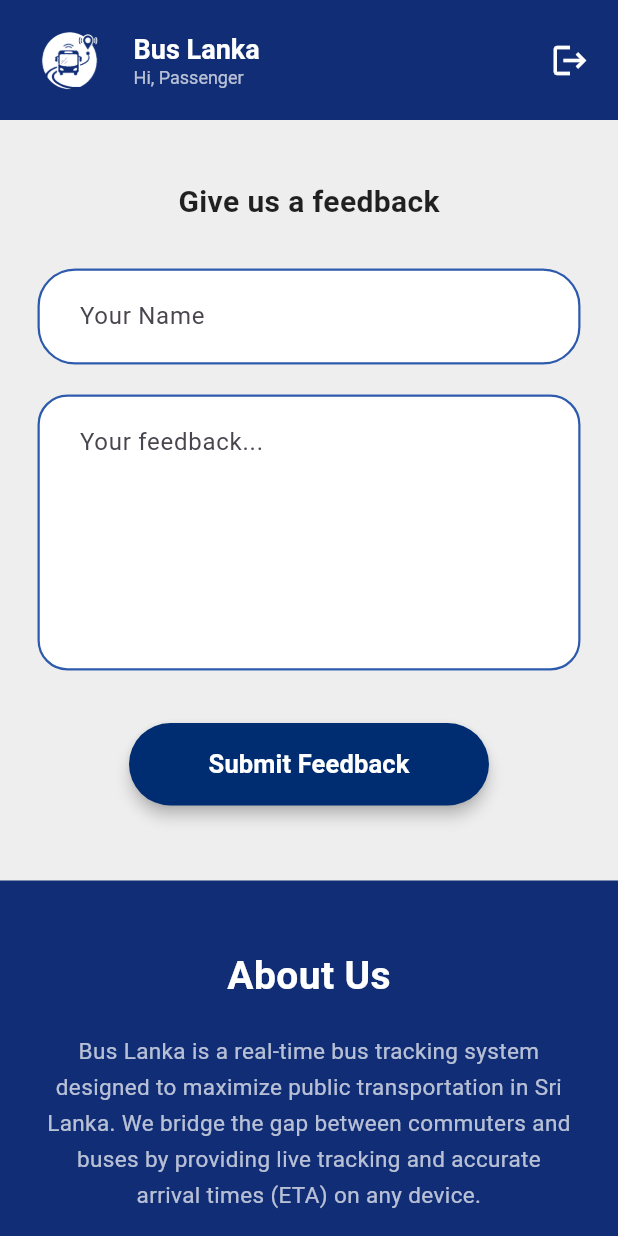
After one commit to theekshana-git/BusLanka---Smart-Transport-Tracker, a Flutter app: the FeedbackPage screen opened directly, on a phone screen of 412 x 824 dp. The commit adds this screen. Run offline on Flutter 3.47's test engine with Material 3 defaults, Android fonts, the phone set to English and light mode, and no system bars; our stand-ins replace cloud_firestore, firebase_auth, firebase_core, geolocator, google_maps_flutter; missing offline and left inert: flutter_polyline_points; accounts and stored records are empty.

Commit message:
feat: add contact us and feedback screens with footer navigation

```diff
--- /dev/null
+++ b/lib/screens/feedback.dart
@@ -0,0 +1,195 @@
+import 'package:flutter/material.dart';
+
+class FeedbackPage extends StatelessWidget {
+  FeedbackPage({super.key});
+
+  final TextEditingController nameController = TextEditingController();
+  final TextEditingController feedbackController = TextEditingController();
+
+  static const Color primaryBlue = Color(0xFF112D75);
+  final Color borderBlue = const Color(0xFF2E5AAC);
+
+  @override
+  Widget build(BuildContext context) {
+    return Scaffold(
+      backgroundColor: Colors.grey[200],
+      appBar: AppBar(
+        backgroundColor: primaryBlue,
+        elevation: 0,
+        toolbarHeight: 80,
+        automaticallyImplyLeading: false,
+
+        /// --- APP BAR LOGO & TEXT ---
+        title: Row(
+          children: [
+            Image.asset(
+              'assets/white.png',
+              height: 50,
+              errorBuilder: (c, e, s) =>
+                  const Icon(Icons.bus_alert, color: Colors.white, size: 40),
+            ),
+            const SizedBox(width: 12),
+            const Column(
+              crossAxisAlignment: CrossAxisAlignment.start,
+              mainAxisAlignment: MainAxisAlignment.center,
+              children: [
+                Text(
+                  'Bus Lanka',
+                  style: TextStyle(
+                    fontSize: 18,
+                    fontWeight: FontWeight.bold,
+                    color: Colors.white,
+                  ),
+                ),
+                Text(
+                  'Hi, Passenger',
+                  style: TextStyle(fontSize: 12, color: Colors.white70),
+                ),
+              ],
+            ),
+          ],
+        ),
+        actions: [
+          /// --- CLEAN LOGOUT BUTTON ---
+          IconButton(
+            onPressed: () => Navigator.pop(context),
+            icon: const Icon(Icons.logout, color: Colors.white, size: 26),
+            tooltip: 'Log Out',
+          ),
+          const SizedBox(width: 8),
+        ],
+      ),
+      body: LayoutBuilder(
+        builder: (context, constraints) {
+          return SingleChildScrollView(
+            child: ConstrainedBox(
+              constraints: BoxConstraints(minHeight: constraints.maxHeight),
+              child: IntrinsicHeight(
+                child: Column(
+                  children: [
+                    const SizedBox(height: 40),
+                    const Text(
+                      "Give us a feedback",
+                      style: TextStyle(
+                        fontSize: 20,
+                        fontWeight: FontWeight.bold,
+                        color: Colors.black87,
+                      ),
+                    ),
+                    const SizedBox(height: 30),
+
+                    /// NAME FIELD
+                    Padding(
+                      padding: const EdgeInsets.symmetric(horizontal: 25),
+                      child: TextField(
+                        controller: nameController,
+                        decoration: _inputDecoration("Your Name", 25),
+                      ),
+                    ),
+                    const SizedBox(height: 20),
+
+                    /// FEEDBACK FIELD
+                    Padding(
+                      padding: const EdgeInsets.symmetric(horizontal: 25),
+                      child: TextField(
+                        controller: feedbackController,
+                        maxLines: 6,
+                        decoration: _inputDecoration("Your feedback...", 20),
+                      ),
+                    ),
+                    const SizedBox(height: 35),
+
+                    /// SUBMIT BUTTON
+                    SizedBox(
+                      width: 240,
+                      height: 55,
+                      child: ElevatedButton(
+                        style: ElevatedButton.styleFrom(
+                          backgroundColor: const Color(
+                            0xFF002D72,
+                          ), // Deeper blue like image
+                          foregroundColor: Colors.white,
+                          elevation: 4,
+                          shape: RoundedRectangleBorder(
+                            borderRadius: BorderRadius.circular(30),
+                          ),
+                        ),
+                        onPressed: () {
+                          ScaffoldMessenger.of(context).showSnackBar(
+                            SnackBar(
+                              content: Text(
+                                "Thank you ${nameController.text}!",
+                              ),
+                            ),
+                          );
+                        },
+                        child: const Text(
+                          "Submit Feedback",
+                          style: TextStyle(
+                            fontSize: 17,
+                            fontWeight: FontWeight.w600,
+                          ),
+                        ),
+                      ),
+                    ),
+
+                    // Fills space to push the About section to the bottom
+                    const Spacer(),
+                    const SizedBox(height: 50),
+
+                    /// ABOUT US CONTAINER
+                    Container(
+                      width: double.infinity,
+                      padding: const EdgeInsets.fromLTRB(30, 45, 30, 60),
+                      color: primaryBlue,
+                      child: const Column(
+                        children: [
+                          Text(
+                            "About Us",
+                            style: TextStyle(
+                              color: Colors.white,
+                              fontSize: 26,
+                              fontWeight: FontWeight.bold,
+                            ),
+                          ),
+                          SizedBox(height: 20),
+                          Text(
+                            "Bus Lanka is a real-time bus tracking system designed to maximize public transportation in Sri Lanka. We bridge the gap between commuters and buses by providing live tracking and accurate arrival times (ETA) on any device.",
+                            textAlign: TextAlign.center,
+                            style: TextStyle(
+                              color: Colors.white70,
+                              fontSize: 15,
+                              height: 1.6,
+                            ),
+                          ),
+                        ],
+                      ),
+                    ),
+                  ],
+                ),
+              ),
+            ),
+          );
+        },
+      ),
+    );
+  }
+
+  /// Reusable InputDecoration for the text fields
+  InputDecoration _inputDecoration(String hint, double radius) {
+    return InputDecoration(
+      hintText: hint,
+      filled: true,
+      fillColor: Colors.white,
+      contentPadding: const EdgeInsets.symmetric(horizontal: 24, vertical: 20),
+      enabledBorder: OutlineInputBorder(
+        borderRadius: BorderRadius.circular(radius),
+        borderSide: BorderSide(color: borderBlue, width: 1.5),
+      ),
+      focusedBorder: OutlineInputBorder(
+        borderRadius: BorderRadius.circular(radius),
+        borderSide: BorderSide(color: borderBlue, width: 2.2),
+      ),
+    );
+  }
+}
```
Also changed, not shown: lib/screens/contact-us.dart (added, +159 -0 lines), lib/screens/login.dart (+60 -14 lines), lib/screens/pass-dash.dart (+183 -42 lines), pubspec.lock.
